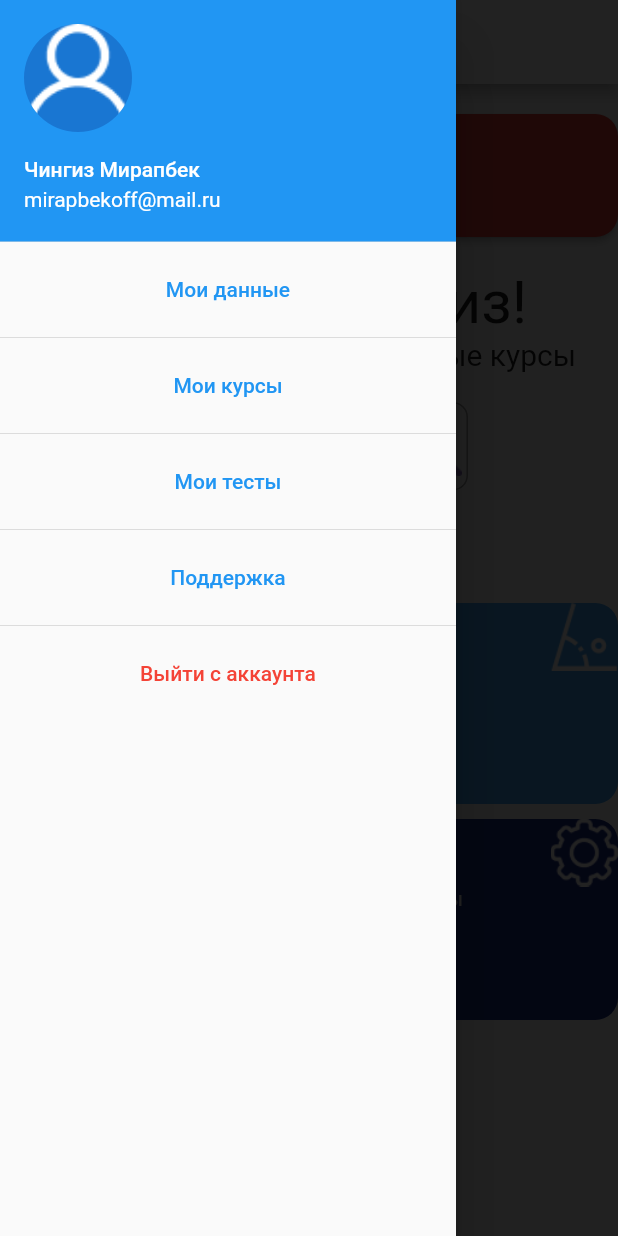
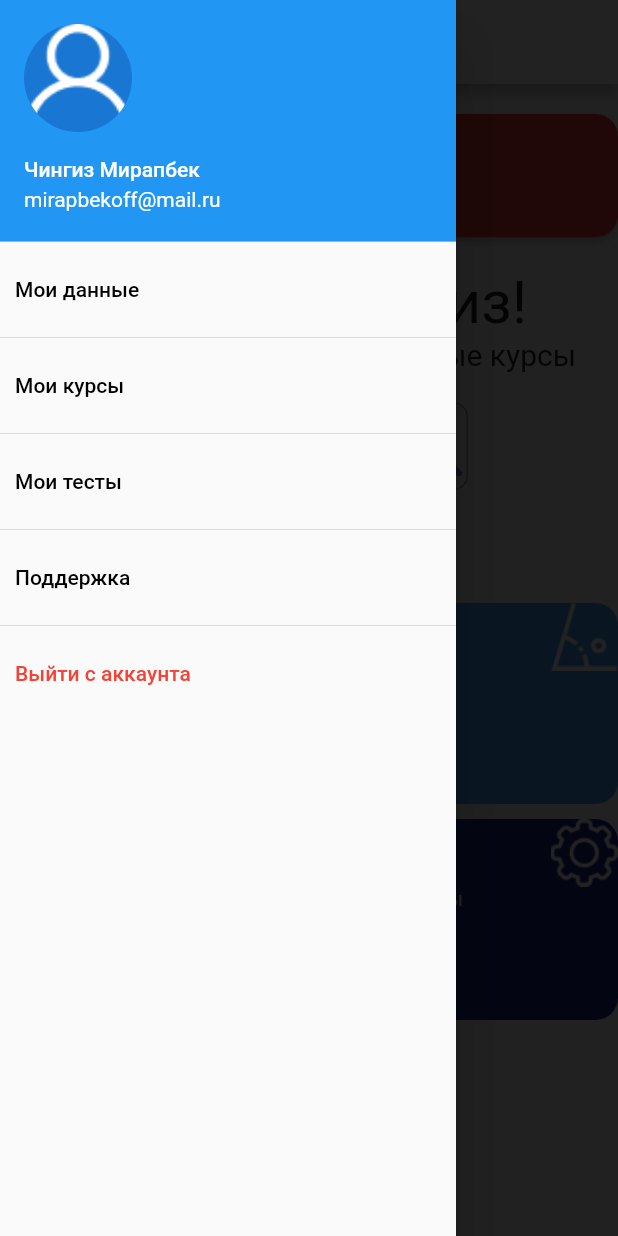
Before and after one commit to meow1e/kaz_post, a Flutter app: the HomeScreenContent screen opened directly, with the side drawer open, on a phone screen of 412 x 824 dp. Run offline on Flutter 3.47's test engine with Material 2 defaults, Android fonts, the phone set to English and light mode, and no system bars.

Commit message:
feature: made drawer

```diff
--- a/lib/homeScreen/drawer.dart
+++ b/lib/homeScreen/drawer.dart
@@ -20,13 +20,17 @@ class _HomeScreenDrawerState extends State<HomeScreenDrawer> {
             currentAccountPicture: CircleAvatar(
               backgroundImage: AssetImage('assets/images/profPic.png'),),
             ),
-            DrawerTextButton(text: Text('Мои данные',textAlign: TextAlign.left),),
+            DrawerTextButton(text: Text('Мои данные',textAlign: TextAlign.left,
+                style: TextStyle(color: Colors.black)),),
             Divider(),
-            DrawerTextButton(text: Text('Мои курсы',textAlign: TextAlign.left),),
+            DrawerTextButton(text: Text('Мои курсы',textAlign: TextAlign.left,
+                style: TextStyle(color: Colors.black)),),
             Divider(),
-            DrawerTextButton(text: Text('Мои тесты',textAlign: TextAlign.left),),
+            DrawerTextButton(text: Text('Мои тесты',textAlign: TextAlign.left,
+              style: TextStyle(color: Colors.black),),),
             Divider(),
-            DrawerTextButton(text: Text('Поддержка',textAlign: TextAlign.left),),
+            DrawerTextButton(text: Text('Поддержка',textAlign: TextAlign.left,
+                style: TextStyle(color: Colors.black)),),
             Divider(),
             DrawerTextButton(text: Text('Выйти с аккаунта',textAlign: TextAlign.left,
             style: TextStyle(color: Colors.red),))
@@ -39,15 +43,20 @@ class _HomeScreenDrawerState extends State<HomeScreenDrawer> {
 
 class DrawerTextButton extends StatelessWidget {
   final Text? text;
-  const DrawerTextButton({super.key, this.text});
+
+  const DrawerTextButton({Key? key, this.text}) : super(key: key);
 
   @override
   Widget build(BuildContext context) {
-    return TextButton(
+    return Align(
+      alignment: Alignment.bottomLeft,
+      child: TextButton(
         onPressed: () {},
         style: TextButton.styleFrom(
-          padding: const EdgeInsets.symmetric(horizontal: 10)
+          padding: const EdgeInsets.symmetric(horizontal: 10),
         ),
-        child:text ?? const Text("bruh") );
+        child: text ?? const Text("bruh"),
+      ),
+    );
   }
 }
```
